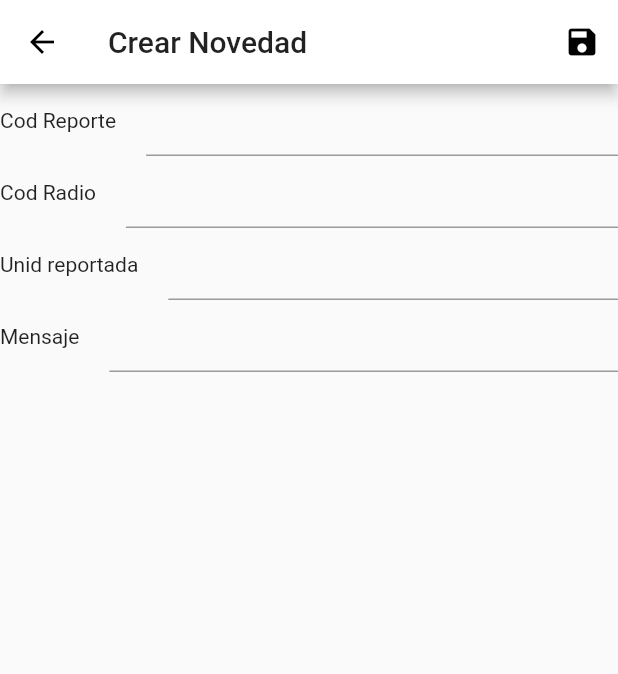
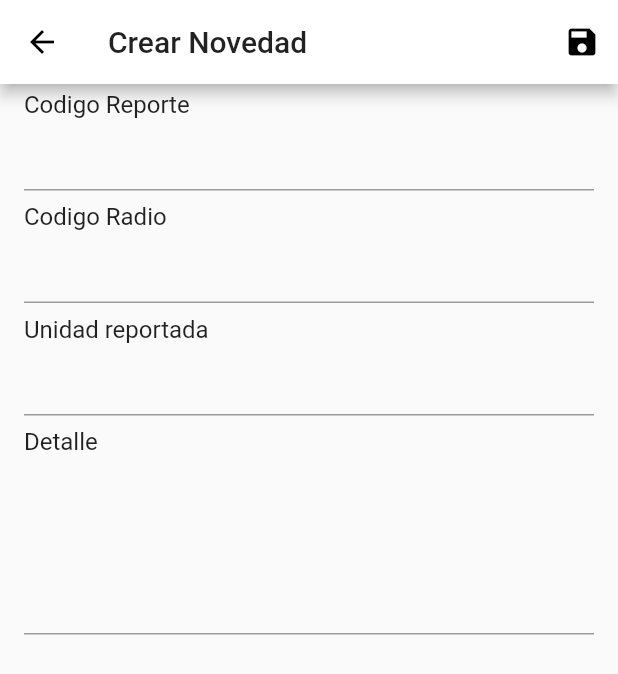
Before and after one commit to Dvil0/Redeap, a Flutter app: the CreateNewsScreen screen opened directly, on a phone screen of 412 x 824 dp. Shown: the top 674 px of the screen. Run offline on Flutter 3.47's test engine with Material 2 defaults, Android fonts, the phone set to English and light mode, and no system bars; our stand-ins replace bloc, cloud_firestore, dartz, equatable, flutter_bloc, get_it; accounts and stored records are empty; statements that could not run were skipped.

Commit message:
updated create news screen.

```diff
--- a/lib/features/manage_news/presentation/screens/create_news_screen.dart
+++ b/lib/features/manage_news/presentation/screens/create_news_screen.dart
@@ -40,15 +40,14 @@ class _CreateNewsScreenState extends State<CreateNewsScreen> {
           child: Column(
             children: <Widget>[
             _rowInput(
-                'Cod Reporte',
+                'Codigo Reporte',
                 TextField(
                     keyboardType: TextInputType.number,
-                    onChanged: ( value ) {
-                      reportCode = value;
-                    })
+                    onChanged: ( value ) => reportCode = value
+                  )
             ),
             _rowInput(
-                'Cod Radio',
+                'Codigo Radio',
                 TextField(
                     keyboardType: TextInputType.text,
                     onChanged: ( value ) {
@@ -56,7 +55,7 @@ class _CreateNewsScreenState extends State<CreateNewsScreen> {
                     })
             ),
             _rowInput(
-                'Unid reportada',
+                'Unidad reportada',
                 TextField(
                     keyboardType: TextInputType.text,
                     onChanged: ( value ) {
@@ -64,9 +63,10 @@ class _CreateNewsScreenState extends State<CreateNewsScreen> {
                     })
             ),
             _rowInput(
-                'Mensaje',
+                'Detalle',
                 TextField(
                     keyboardType: TextInputType.text,
+                    maxLines: 5,
                     onChanged: ( value ) {
                       message = value;
                     })
@@ -77,15 +77,11 @@ class _CreateNewsScreenState extends State<CreateNewsScreen> {
       ),
     );
   }
+
   Widget _rowInput(String text, Widget textField) {
-    return Row(
-      children: <Widget>[
-        Text( text ),
-        SizedBox(width: 20,),
-        Flexible(
-          child: textField,
-        ),
-      ],
+    return ListTile(
+      title: Text( text ),
+      subtitle: textField,
     );
   }
 
--- a/lib/features/manage_news/presentation/screens/show_news_screen.dart
+++ b/lib/features/manage_news/presentation/screens/show_news_screen.dart
@@ -15,7 +15,6 @@ class ShowNewsScreen extends StatefulWidget {
 }
 
 class _ShowNewsScreenState extends State<ShowNewsScreen> {
-  BuildContext blocContext;
   final newsBloc = di<NewsBloc>();
 
 
@@ -37,7 +36,6 @@ class _ShowNewsScreenState extends State<ShowNewsScreen> {
       builder: (_) => newsBloc,
       child: BlocBuilder<NewsBloc, NewsState>(
             builder: (context, state) {
-              blocContext = context;
 
               if (state is Empty) {
                 return Container(
--- a/lib/main.dart
+++ b/lib/main.dart
@@ -16,7 +16,8 @@ class Redeap extends StatelessWidget {
       title: 'Red de Apoyo',
       theme: ThemeData(
         primaryColor: Colors.white,
-        accentColor: Colors.orange
+        accentColor: Colors.orange,
+//        brightness: Brightness.dark
       ),
       initialRoute: '/',
       onGenerateRoute: Router.generateRoute,
```
